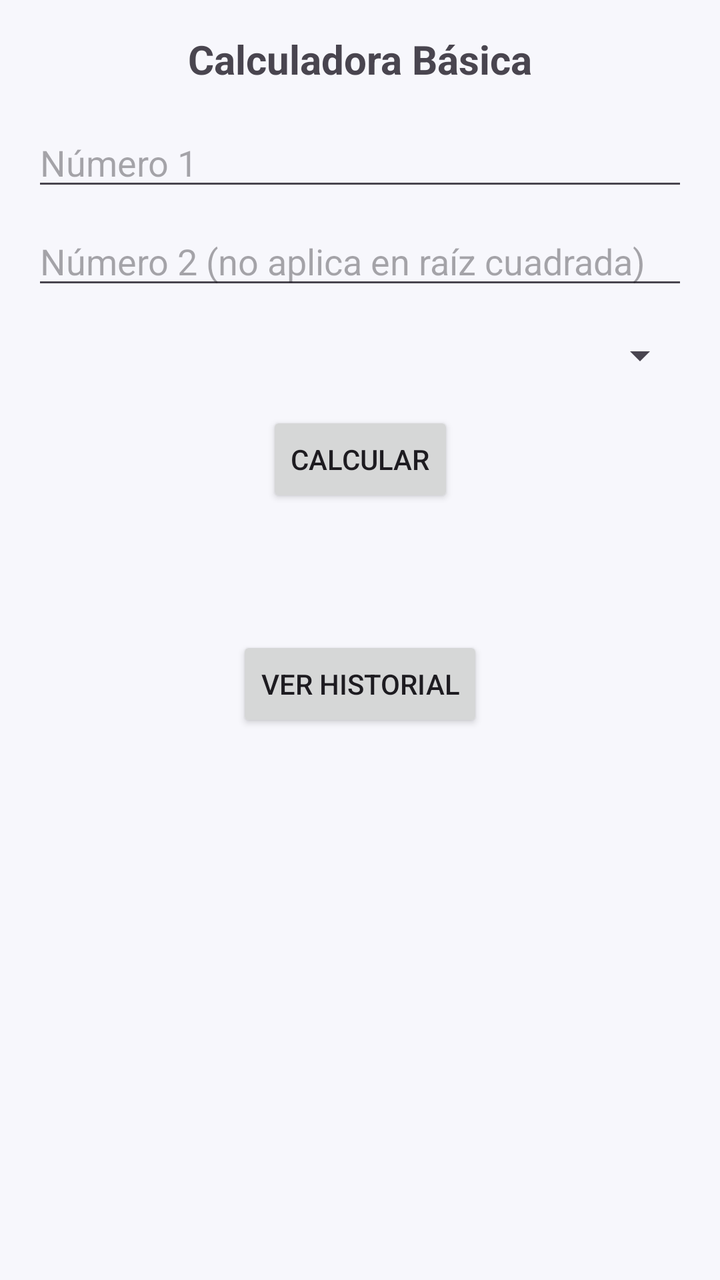
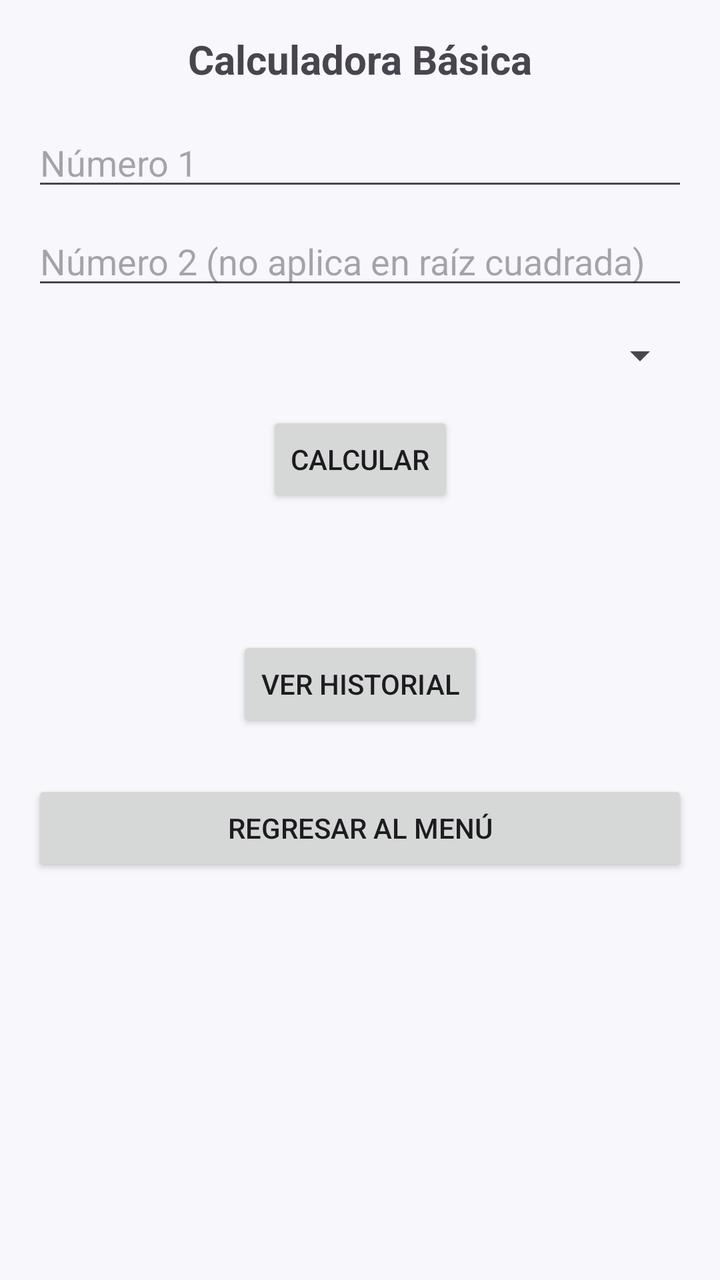

Screens rendered from an Android XML layout before and after an edit, with the pre-edit source and the edit as a unified diff.
<!-- AndroidManifest.xml: application theme Theme.DesafioDSM -->
<!-- res/layout/activity_calculadora.xml -->
<androidx.constraintlayout.widget.ConstraintLayout
    xmlns:android="http://schemas.android.com/apk/res/android"
    xmlns:app="http://schemas.android.com/apk/res-auto"
    android:layout_width="match_parent"
    android:layout_height="match_parent"
    android:padding="16dp">

    <TextView
        android:id="@+id/tvTituloCalc"
        android:layout_width="wrap_content"
        android:layout_height="wrap_content"
        android:text="@string/titulo_calculadora"
        android:textSize="20sp"
        android:textStyle="bold"
        app:layout_constraintTop_toTopOf="parent"
        app:layout_constraintStart_toStartOf="parent"
        app:layout_constraintEnd_toEndOf="parent" />

    <EditText
        android:id="@+id/etNum1"
        android:layout_width="0dp"
        android:layout_height="wrap_content"
        android:hint="@string/hint_num1"
        android:inputType="numberDecimal|numberSigned"
        android:layout_marginTop="16dp"
        app:layout_constraintTop_toBottomOf="@id/tvTituloCalc"
        app:layout_constraintStart_toStartOf="parent"
        app:layout_constraintEnd_toEndOf="parent" />

    <EditText
        android:id="@+id/etNum2"
        android:layout_width="0dp"
        android:layout_height="wrap_content"
        android:hint="@string/hint_num2"
        android:inputType="numberDecimal|numberSigned"
        android:layout_marginTop="8dp"
        app:layout_constraintTop_toBottomOf="@id/etNum1"
        app:layout_constraintStart_toStartOf="parent"
        app:layout_constraintEnd_toEndOf="parent" />

    <Spinner
        android:id="@+id/spinnerOperacion"
        android:layout_width="0dp"
        android:layout_height="wrap_content"
        android:layout_marginTop="16dp"
        app:layout_constraintTop_toBottomOf="@id/etNum2"
        app:layout_constraintStart_toStartOf="parent"
        app:layout_constraintEnd_toEndOf="parent" />

    <Button
        android:id="@+id/btnOperar"
        android:layout_width="wrap_content"
        android:layout_height="wrap_content"
        android:text="@string/btn_operar"
        android:layout_marginTop="16dp"
        app:layout_constraintTop_toBottomOf="@id/spinnerOperacion"
        app:layout_constraintStart_toStartOf="parent"
        app:layout_constraintEnd_toEndOf="parent" />

    <TextView
        android:id="@+id/tvResultadoCalc"
        android:layout_width="0dp"
        android:layout_height="wrap_content"
        android:textSize="18sp"
        android:layout_marginTop="24dp"
        app:layout_constraintTop_toBottomOf="@id/btnOperar"
        app:layout_constraintStart_toStartOf="parent"
        app:layout_constraintEnd_toEndOf="parent" />

    <Button
        android:id="@+id/btnHistorial"
        android:layout_width="wrap_content"
        android:layout_height="wrap_content"
        android:text="@string/btn_ver_historial"
        android:layout_marginTop="16dp"
        app:layout_constraintTop_toBottomOf="@id/tvResultadoCalc"
        app:layout_constraintStart_toStartOf="parent"
        app:layout_constraintEnd_toEndOf="parent" />

</androidx.constraintlayout.widget.ConstraintLayout>
<!-- resources referenced by this layout -->
<resources>
  <string name="btn_operar">Calcular</string>
  <string name="btn_ver_historial">Ver Historial</string>
  <string name="hint_num1">Número 1</string>
  <string name="hint_num2">Número 2 (no aplica en raíz cuadrada)</string>
  <string name="titulo_calculadora">Calculadora Básica</string>
  <style name="Theme.DesafioDSM" parent="Base.Theme.DesafioDSM" />
  <style name="Base.Theme.DesafioDSM" parent="Theme.Material3.DayNight.NoActionBar">
          <item name="colorPrimary">@color/primary</item>
          <item name="colorOnPrimary">@color/text_on_primary</item>
          <item name="colorPrimaryContainer">@color/primary_light</item>
          <item name="colorSecondary">@color/accent</item>
          <item name="android:windowBackground">@color/background</item>
          <item name="android:statusBarColor">@color/primary_dark</item>
          <item name="android:navigationBarColor">@color/primary_dark</item>
      </style>
  <color name="primary">#5B4FE9</color>
  <color name="text_on_primary">#FFFFFF</color>
  <color name="primary_light">#8B7FFF</color>
  <color name="accent">#00D9C0</color>
  <color name="background">#F7F7FC</color>
  <color name="primary_dark">#4238C4</color>
</resources>

<!-- the commit's change to res/layout/activity_calculadora.xml (unified diff, before → after) -->
@@ -77,4 +77,14 @@
         app:layout_constraintStart_toStartOf="parent"
         app:layout_constraintEnd_toEndOf="parent" />
 
+    <Button
+        android:id="@+id/btnRegresarMenu3"
+        android:layout_width="0dp"
+        android:layout_height="wrap_content"
+        android:text="@string/btn_regresar_menu"
+        android:layout_marginTop="24dp"
+        app:layout_constraintTop_toBottomOf="@id/btnHistorial"
+        app:layout_constraintStart_toStartOf="parent"
+        app:layout_constraintEnd_toEndOf="parent" />
+
 </androidx.constraintlayout.widget.ConstraintLayout>
<!-- resource entries referenced after the edit -->
@@ -1,6 +1,7 @@
 <!-- resources referenced by this layout -->
 <resources>
   <string name="btn_operar">Calcular</string>
+  <string name="btn_regresar_menu">Regresar al menú</string>
   <string name="btn_ver_historial">Ver Historial</string>
   <string name="hint_num1">Número 1</string>
   <string name="hint_num2">Número 2 (no aplica en raíz cuadrada)</string>
